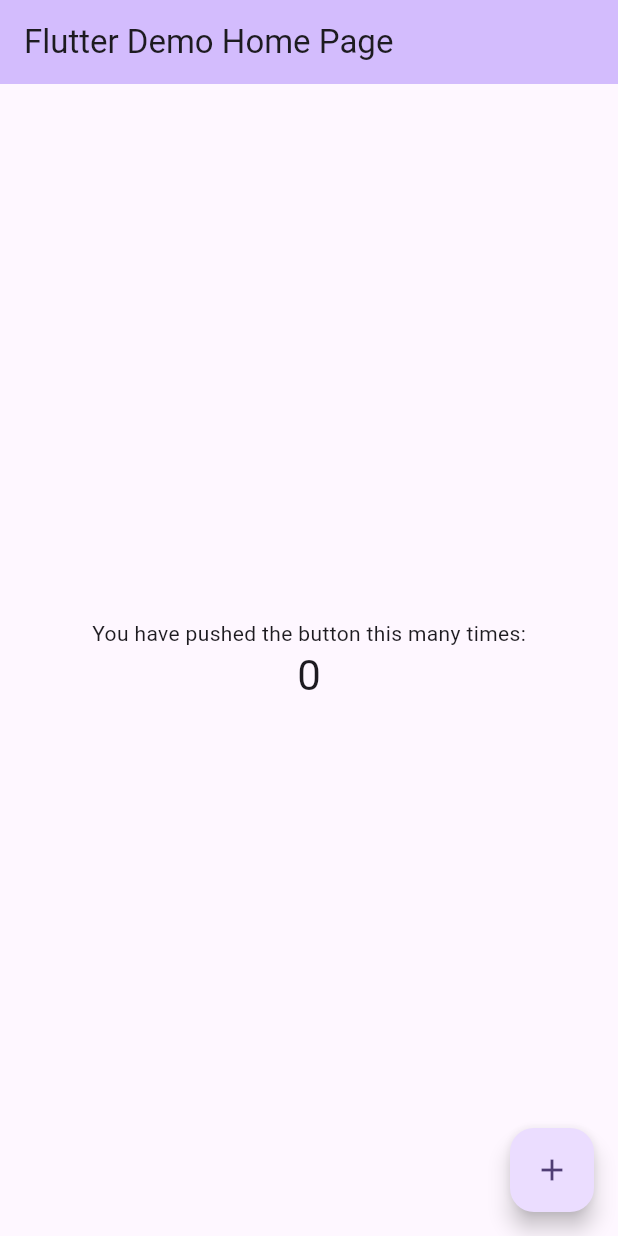
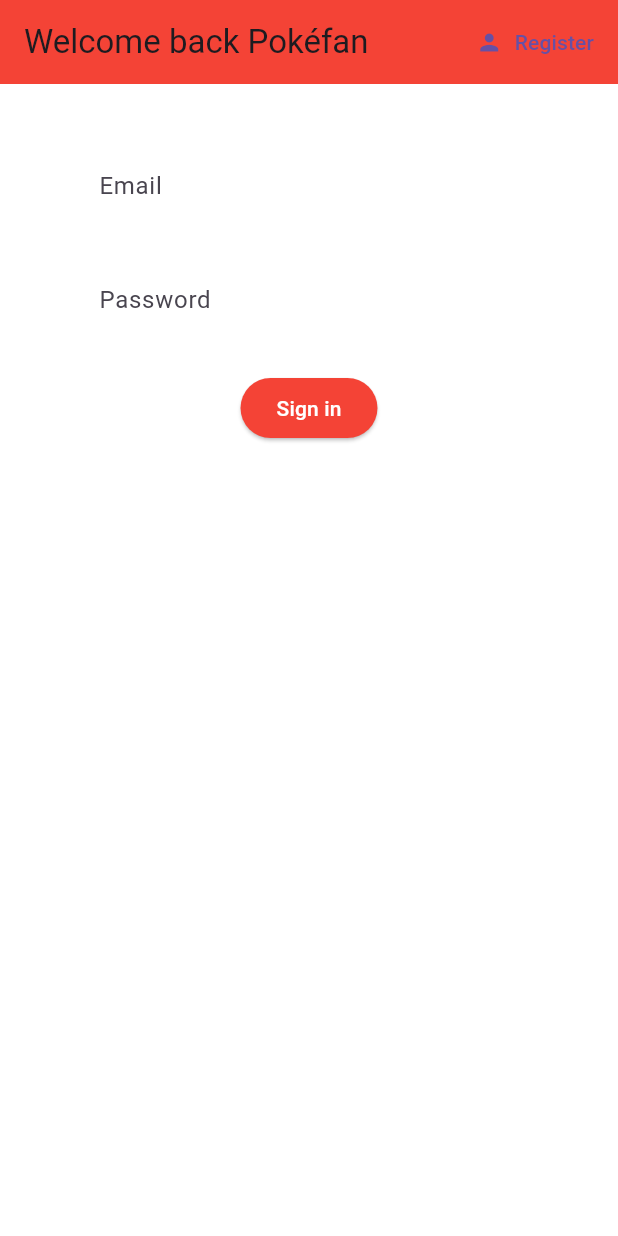
Before and after one commit to Joashp01/pokedex_joash, a Flutter app: the screen it shows after launch, on a phone screen of 412 x 824 dp. Run offline on Flutter 3.47's test engine with Material 3 defaults, Android fonts, the light colour scheme and no system bars; our stand-ins replace firebase_auth, firebase_core; accounts and stored records are empty.

Commit message:
firebase added

```diff
--- a/lib/main.dart
+++ b/lib/main.dart
@@ -1,6 +1,24 @@
 import 'package:flutter/material.dart';
+import 'package:pokedex_joash/services/auth.dart';
+import 'package:firebase_core/firebase_core.dart';
+import 'package:pokedex_joash/views/wrapper.dart';
+import 'package:provider/provider.dart';
+import 'package:pokedex_joash/models/user.dart';
 
-void main() {
+
+void main() async{
+// this basically tells flutter to get ready before we start firebase
+  WidgetsFlutterBinding.ensureInitialized();
+
+  try{
+    // connect to firebase
+    await Firebase.initializeApp();
+    print('Firebase initialized successfully ');
+
+  } catch (e){
+    print(' Firebase initialized error : $e');
+  }
+
   runApp(const MyApp());
 }
 
@@ -10,113 +28,22 @@ class MyApp extends StatelessWidget {
   // This widget is the root of your application.
   @override
   Widget build(BuildContext context) {
-    return MaterialApp(
-      title: 'Flutter Demo',
-      theme: ThemeData(
-        // This is the theme of your application.
-        //
-        // TRY THIS: Try running your application with "flutter run". You'll see
-        // the application has a purple toolbar. Then, without quitting the app,
-        // try changing the seedColor in the colorScheme below to Colors.green
-        // and then invoke "hot reload" (save your changes or press the "hot
-        // reload" button in a Flutter-supported IDE, or press "r" if you used
-        // the command line to start the app).
-        //
-        // Notice that the counter didn't reset back to zero; the application
-        // state is not lost during the reload. To reset the state, use hot
-        // restart instead.
-        //
-        // This works for code too, not just values: Most code changes can be
-        // tested with just a hot reload.
-        colorScheme: .fromSeed(seedColor: Colors.deepPurple),
-      ),
-      home: const MyHomePage(title: 'Flutter Demo Home Page'),
+    // StreamProvider will listen to Authservice user stream
+    // when ever a user logs in or out the stream activates and listeners rebuild
+    return StreamProvider<User?>.value(
+      value: AuthService().user,
+      initialData: null,// we start with no user until firebase tells us login status
+      catchError: (context,error){
+        print('StreamProvider error : $error');
+        return null;
+      },
+
+       child: MaterialApp(
+        home: Wrapper(),
+        debugShowCheckedModeBanner: false,
+       ),
+
+
     );
   }
 }
-
-class MyHomePage extends StatefulWidget {
-  const MyHomePage({super.key, required this.title});
-
-  // This widget is the home page of your application. It is stateful, meaning
-  // that it has a State object (defined below) that contains fields that affect
-  // how it looks.
-
-  // This class is the configuration for the state. It holds the values (in this
-  // case the title) provided by the parent (in this case the App widget) and
-  // used by the build method of the State. Fields in a Widget subclass are
-  // always marked "final".
-
-  final String title;
-
-  @override
-  State<MyHomePage> createState() => _MyHomePageState();
-}
-
-class _MyHomePageState extends State<MyHomePage> {
-  int _counter = 0;
-
-  void _incrementCounter() {
-    setState(() {
-      // This call to setState tells the Flutter framework that something has
-      // changed in this State, which causes it to rerun the build method below
-      // so that the display can reflect the updated values. If we changed
-      // _counter without calling setState(), then the build method would not be
-      // called again, and so nothing would appear to happen.
-      _counter++;
-    });
-  }
-
-  @override
-  Widget build(BuildContext context) {
-    // This method is rerun every time setState is called, for instance as done
-    // by the _incrementCounter method above.
-    //
-    // The Flutter framework has been optimized to make rerunning build methods
-    // fast, so that you can just rebuild anything that needs updating rather
-    // than having to individually change instances of widgets.
-    return Scaffold(
-      appBar: AppBar(
-        // TRY THIS: Try changing the color here to a specific color (to
-        // Colors.amber, perhaps?) and trigger a hot reload to see the AppBar
-        // change color while the other colors stay the same.
-        backgroundColor: Theme.of(context).colorScheme.inversePrimary,
-        // Here we take the value from the MyHomePage object that was created by
-        // the App.build method, and use it to set our appbar title.
-        title: Text(widget.title),
-      ),
-      body: Center(
-        // Center is a layout widget. It takes a single child and positions it
-        // in the middle of the parent.
-        child: Column(
-          // Column is also a layout widget. It takes a list of children and
-          // arranges them vertically. By default, it sizes itself to fit its
-          // children horizontally, and tries to be as tall as its parent.
-          //
-          // Column has various properties to control how it sizes itself and
-          // how it positions its children. Here we use mainAxisAlignment to
-          // center the children vertically; the main axis here is the vertical
-          // axis because Columns are vertical (the cross axis would be
-          // horizontal).
-          //
-          // TRY THIS: Invoke "debug painting" (choose the "Toggle Debug Paint"
-          // action in the IDE, or press "p" in the console), to see the
-          // wireframe for each widget.
-          mainAxisAlignment: .center,
-          children: [
-            const Text('You have pushed the button this many times:'),
-            Text(
-              '$_counter',
-              style: Theme.of(context).textTheme.headlineMedium,
-            ),
-          ],
-        ),
-      ),
-      floatingActionButton: FloatingActionButton(
-        onPressed: _incrementCounter,
-        tooltip: 'Increment',
-        child: const Icon(Icons.add),
-      ),
-    );
-  }
-}
--- /dev/null
+++ b/lib/models/user.dart
@@ -0,0 +1,7 @@
+class User {
+
+final String uid;
+
+User({required this.uid});
+
+}
--- /dev/null
+++ b/lib/services/auth.dart
@@ -0,0 +1,65 @@
+import 'package:pokedex_joash/models/user.dart';
+import 'package:firebase_auth/firebase_auth.dart' as fb;
+
+class AuthService{// this is connection to Firebase auth
+
+  final fb.FirebaseAuth _auth = fb.FirebaseAuth.instance;//create an instance of firebase auth
+
+  //
+  User? _userFromFirebaseUser(fb.User? user){
+    return user != null ? User(uid: user.uid) : null;
+  }// This turns the firbase user into a pokedex user
+
+  // This Stream will listen for Login/Logout changes , so when someone logins in or out
+  // the stream will send out an update
+  Stream<User?> get user {
+    return _auth.authStateChanges()
+    .map((fb.User? user) => _userFromFirebaseUser(user));
+  }
+
+  // Sign in with email and password
+  Future<User?> signInWithEmailAndPassword(String email, String password) async {
+    try{// checks if email.password match in firebase
+      fb.UserCredential result = await _auth.signInWithEmailAndPassword(email: email, password: password);
+      fb.User? user = result.user;
+      return _userFromFirebaseUser(user);// this returns our pokedex user
+    }catch(e){
+      print('Error signing in : $e');
+      return null;
+    }
+  }
+
+  // Register with email and password
+  Future<User?> registerWithEmailAndPassword(String email, String password) async {
+    try{
+      print(' Pokedex registration strating ');
+      // set up email and password
+      fb.UserCredential result = await _auth.createUserWithEmailAndPassword(email: email, password: password);
+      fb.User? user = result.user;
+
+      // check if Pokedex account was created
+
+      if (user == null){
+        print('User is null after registration ');
+        return null;
+      }
+      print ('Pokedex user created with uid: ${user.uid}');
+
+      return _userFromFirebaseUser(user);// return Pokedex user
+
+    }catch(e){
+      print('Error registering : $e');
+      return null;
+    }
+  }
+// Sign out
+  Future<void> signOut() async {
+    try{
+      return await _auth.signOut();// this here tells firebase to end the session
+    }catch(e){
+      print('Error signing out : $e');
+      return null;
+    }
+  }
+
+}
--- /dev/null
+++ b/lib/shared/constants.dart
@@ -0,0 +1,17 @@
+import 'package:flutter/material.dart';
+
+
+
+const textInputDecoration = InputDecoration(
+fillColor: Colors.white,
+filled: true,
+
+enabledBorder: OutlineInputBorder(
+  borderSide: BorderSide(color: Colors.white, width: 2.0)
+),
+
+focusedBorder: OutlineInputBorder(
+  borderSide: BorderSide(color: Colors.red, width : 2.0)
+)
+
+);
--- /dev/null
+++ b/lib/views/authenticate/authenticate.dart
@@ -0,0 +1,32 @@
+import 'package:pokedex_joash/views/authenticate/register.dart';
+import 'package:pokedex_joash/views/authenticate/sign_in.dart';
+import 'package:flutter/material.dart';
+
+
+class Authenticate extends StatefulWidget {
+  const Authenticate({super.key});
+
+  @override
+  State<Authenticate> createState() => _AuthenticateState();
+}
+
+class _AuthenticateState extends State<Authenticate> {
+
+  bool showSignIn = true; // true is the sign in screen , false Register screem
+
+void toogleView(){// flips between sign in and Register
+  setState(() => showSignIn =!showSignIn);
+}
+
+  @override
+  Widget build(BuildContext context) {
+
+    if(showSignIn){
+      return SignIn(toggleView: toogleView);
+    }else{
+      return Register(toggleView: toogleView);
+
+    }
+
+  }
+}
--- /dev/null
+++ b/lib/views/authenticate/register.dart
@@ -0,0 +1,109 @@
+import 'package:flutter/material.dart';
+import 'package:pokedex_joash/services/auth.dart';
+import 'package:pokedex_joash/shared/constants.dart';
+
+class Register extends StatefulWidget {
+  final Function toggleView;
+  const Register({super.key, required this.toggleView});
+
+  @override
+  State<Register> createState() => _RegisterState();
+}
+
+class _RegisterState extends State<Register> {
+
+  final AuthService _auth = AuthService();// this will talk to firebase
+  final _formkey = GlobalKey<FormState>();// validates our forms
+
+  // form field values
+
+  String email = '';
+  String password = '';
+  String error = '';
+
+
+
+
+
+  @override
+  Widget build(BuildContext context) {
+    return Scaffold(
+      backgroundColor: Colors.white,
+      appBar: AppBar(
+        backgroundColor: Colors.red,
+        elevation: 0.0,
+        title: Text('Welcome Pokéfan , Sign up'),
+        actions: <Widget>[
+          TextButton.icon(
+            icon:Icon(Icons.person),
+            label:Text('Sign in'),
+            onPressed: (){
+              widget.toggleView();
+            }
+            )
+        ],
+
+
+      ),
+      body: Container(
+        padding: EdgeInsets.symmetric(vertical: 20, horizontal: 50),
+        child: Form(
+          key: _formkey,
+          child:Column(
+            children: <Widget>[
+              SizedBox(height: 20,),
+              TextFormField(
+                decoration:textInputDecoration.copyWith(hintText: 'Email'),
+                validator: (value) => value!.isEmpty ? 'Enter an email' : null,
+                onChanged: (val){
+                  setState(() =>email = val);
+                }
+              ),
+
+              SizedBox(height: 20.0),
+
+              TextFormField(
+                decoration: textInputDecoration.copyWith(hintText: 'Password'),
+                obscureText: true,
+                validator: (value) => value!.length <6 ? ' Enter a password 6+ characters or more ': null,
+                onChanged: (val){
+                  setState(() => password = val);
+                },
+              ),
+              SizedBox(height: 20.0,),
+
+              ElevatedButton(
+                style: ElevatedButton.styleFrom(
+                  backgroundColor: Colors.red[400],
+                  foregroundColor:Colors.white,
+                ),
+
+                onPressed:() async{
+                   dynamic result = await _auth.registerWithEmailAndPassword(email, password);
+
+                   if (result == null){
+                    setState(() {
+                      error = 'Please supply valid email';
+                    });
+                   }
+
+                },
+                child: Text('Register'),
+
+                ),
+
+                SizedBox(height: 12.0,),
+
+                Text(
+                  error,
+                  style: TextStyle(color:Colors.red, fontSize: 14.0),
+                )
+
+
+            ],
+          ),
+        ),
+      ),
+    );
+  }
+}
--- /dev/null
+++ b/lib/views/authenticate/sign_in.dart
@@ -0,0 +1,113 @@
+import 'package:pokedex_joash/services/auth.dart';
+import 'package:pokedex_joash/shared/constants.dart';
+import 'package:flutter/material.dart';
+
+
+class SignIn extends StatefulWidget {
+
+  final Function toggleView;
+  const SignIn({super.key, required this.toggleView});
+
+  @override
+  State<SignIn> createState() => _SignInState();
+}
+
+class _SignInState extends State<SignIn> {
+
+  final AuthService _auth =AuthService();
+  final _formkey = GlobalKey<FormState>();
+
+  String email = '';
+  String password= '';
+  String error = '';
+
+  @override
+  Widget build(BuildContext context) {
+    return Scaffold(
+      backgroundColor: Colors.white,
+      appBar: AppBar(
+        backgroundColor: Colors.red,
+        elevation: 0.0,
+        title: Text('Welcome back Pokéfan'),
+        actions: <Widget>[
+          TextButton.icon(
+            icon: Icon(Icons.person),
+            label: Text('Register'),
+            onPressed:(){
+              widget.toggleView();
+            },
+
+            )
+        ],
+
+      ),
+      body: Container(
+        padding:EdgeInsets.symmetric(vertical: 20, horizontal: 50),
+        child: Form(
+          key:_formkey,
+          child: Column(
+            children: <Widget>[
+              SizedBox(height: 20,),
+
+              TextFormField(
+                decoration: textInputDecoration.copyWith(hintText: 'Email'),
+                validator: (value) => value!.isEmpty ? ' Enter an email ': null,
+                onChanged: (val){
+                  setState(() => email = val );
+                },
+
+              ),
+              SizedBox(height: 20.0),
+
+              TextFormField(
+                decoration: textInputDecoration.copyWith(hintText: 'Password'),
+                obscureText: true,
+                validator: (value) => value!.isEmpty ? ' Enter a password 6+ character or more ': null,
+                onChanged: (val){
+                  setState(() => password = val );
+                },
+
+              ),
+              SizedBox(height: 20.0,),
+              ElevatedButton(
+                style: ElevatedButton.styleFrom(
+                  backgroundColor: Colors.red,
+                  foregroundColor: Colors.white,
+
+                ),
+              onPressed:() async {
+
+                if (_formkey.currentState!.validate()){
+                  dynamic result = await _auth.signInWithEmailAndPassword(email, password);
+
+                  if (result == null){
+
+                    setState(() {
+                      error = ' Could not sign in with those credentials';
+                    });
+
+                  }
+
+
+                }
+
+
+              },
+              child: Text('Sign in'),
+
+                ),
+
+                SizedBox(height: 20.0),
+
+                Text(
+                  error,
+                  style: TextStyle(color:Colors.red, fontSize : 14.0),
+                )
+
+            ],
+          ),
+        ),
+      ),
+    );
+  }
+}
--- /dev/null
+++ b/lib/views/wrapper.dart
@@ -0,0 +1,28 @@
+import 'package:pokedex_joash/views/authenticate/authenticate.dart';
+import 'package:pokedex_joash/views/home/poke_home.dart';
+import 'package:flutter/material.dart';
+import 'package:provider/provider.dart';
+import 'package:pokedex_joash/models/user.dart';
+// this widget basically will listen for the current user status from StreamProvider in the main.dart
+// if the user is logged in , it will show the home screen
+// if not logged in show the authenticate screen
+class Wrapper extends StatelessWidget {
+  const Wrapper({super.key});
+
+  @override
+  Widget build(BuildContext context) {
+
+//
+    final user = Provider.of<User?>(context);
+    print (user);
+
+
+    if (user == null ){
+      return const Authenticate();// will go login/register
+
+    }else {
+      return PokeHome();
+    }
+
+  }
+}
```
Also changed, not shown: lib/views/home/poke_home.dart (added, +13 -0 lines), lib/controllers/pokemon_controller.dart (added), lib/models/pokemon.dart (added), lib/services/api_service.dart (added), lib/services/database.dart (added), lib/views/home/poke_details.dart (added), 4 other files.
